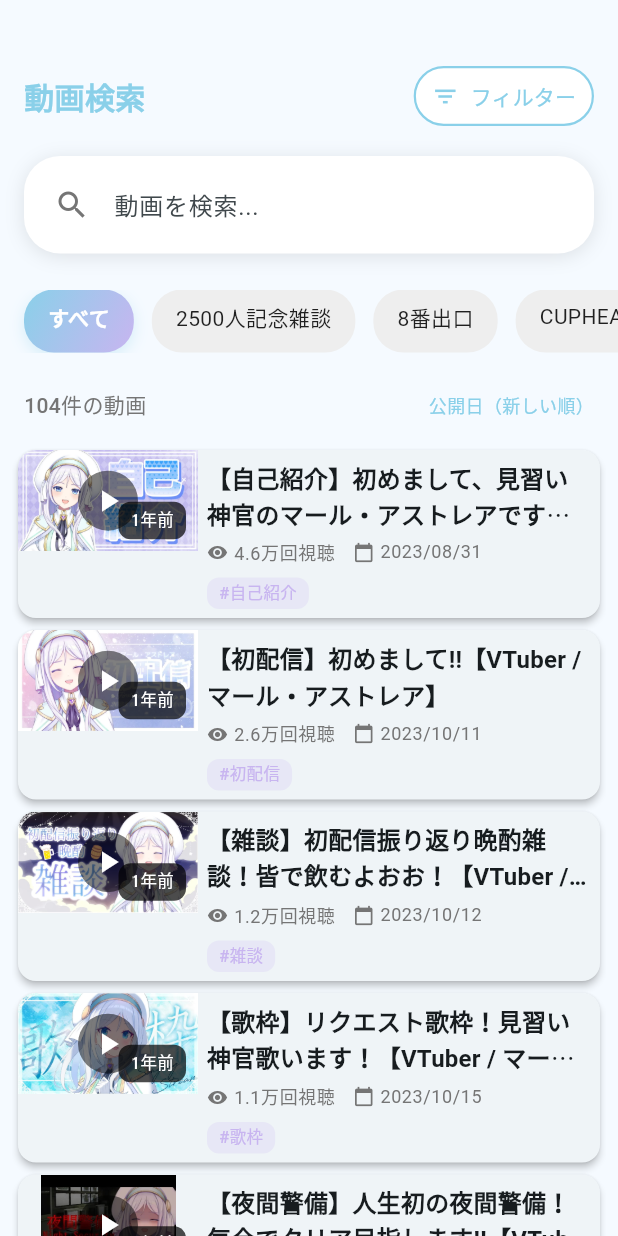
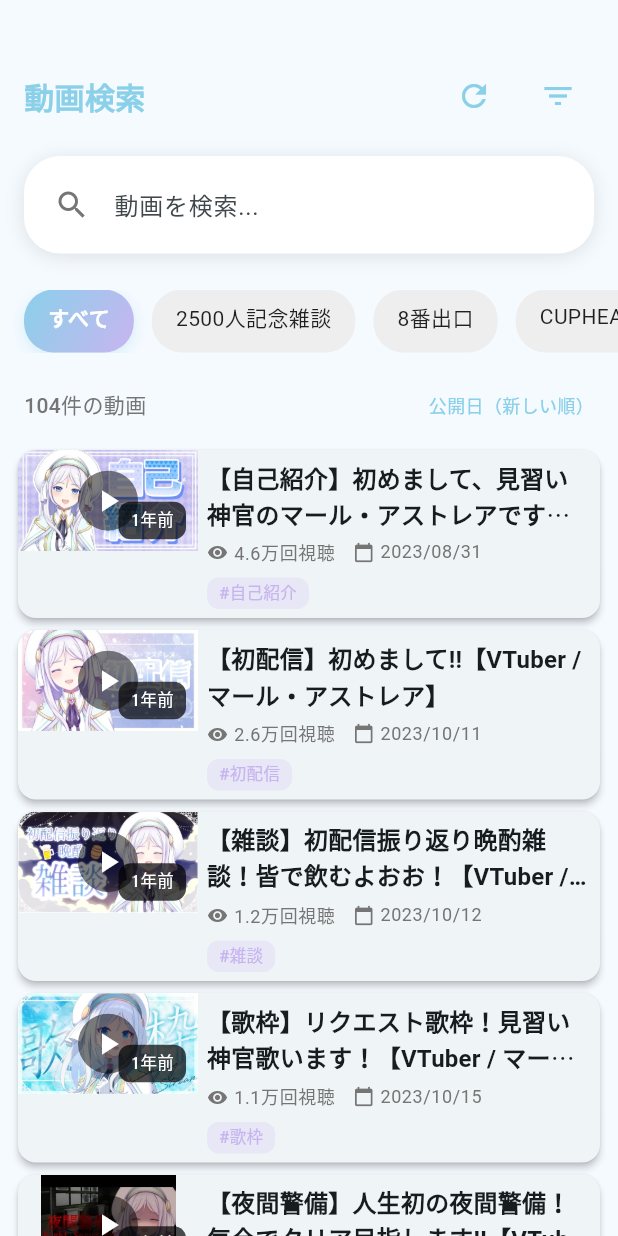
Before and after one commit to t1224-dev/marle_stream_history, a Flutter app: the SearchScreen screen opened directly, on a phone screen of 412 x 824 dp. Run offline on Flutter 3.47's test engine with Material 3 defaults, Android fonts, the light colour scheme and no system bars; our stand-ins replace csv, google_fonts, share_plus, shared_preferences, shimmer, sqflite and 1 more; missing offline and left inert: file_selector; accounts and stored records are empty.

Commit message:
feat: 検索リセット機能の追加とカテゴリスクローラーのスクロールコントローラーの実装

```diff
--- a/lib/presentation/screens/search/search_screen.dart
+++ b/lib/presentation/screens/search/search_screen.dart
@@ -85,6 +85,9 @@
   final FocusNode _searchFocusNode = FocusNode();
   bool _isSearchFocused = false;
 
+  // カテゴリスクローラー用のスクロールコントローラー
+  final ScrollController _categoryScrollController = ScrollController();
+
   // 全動画データをキャッシュ
   List<YoutubeVideo>? _allVideosCache;
 
@@ -128,6 +131,7 @@
   void dispose() {
     _searchController.dispose();
     _searchFocusNode.dispose();
+    _categoryScrollController.dispose();
 
     // お気に入りサービスのリスナーを削除
     if (_favoriteListenerAdded && _favoriteService != null) {
@@ -745,6 +749,46 @@
     );
   }
 
+  /// 検索とフィルタをリセットする
+  void _resetSearch() {
+    setState(() {
+      // 検索クエリをリセット
+      _searchQuery = '';
+      _searchController.clear();
+
+      // 選択カテゴリをリセット
+      _selectedCategory = null;
+
+      // ソート基準をデフォルトに戻す
+      _sortCriteria = SortCriteria.dateDesc;
+
+      // キャッシュをクリアして再読み込み
+      _allVideosCache = null;
+      _videosFuture = _getVideos();
+
+      // カテゴリスクローラーのスクロール位置を初期位置に戻す
+      if (_categoryScrollController.hasClients) {
+        _categoryScrollController.animateTo(
+          0,
+          duration: const Duration(milliseconds: 300),
+          curve: Curves.easeOut,
+        );
+      }
+
+      // リセットしたことをユーザーに通知
+      ScaffoldMessenger.of(context).showSnackBar(
+        SnackBar(
+          content: const Text('検索条件をリセットしました'),
+          duration: const Duration(seconds: 2),
+          behavior: SnackBarBehavior.floating,
+          backgroundColor: Theme.of(context).primaryColor,
+          shape: RoundedRectangleBorder(borderRadius: BorderRadius.circular(10)),
+          margin: const EdgeInsets.all(8),
+        ),
+      );
+    });
+  }
+
   @override
   Widget build(BuildContext context) {
     return Scaffold(
@@ -773,8 +817,52 @@
                       ),
                     ),
                     const Spacer(),
-                    // フィルターボタン
-                    OutlinedButton.icon(
+                    // リセットボタン（画面幅に応じて適応的に表示）
+                    LayoutBuilder(
+                      builder: (context, constraints) {
+                        // 利用可能な幅を取得
+                        final availableWidth = MediaQuery.of(context).size.width - 80; // ヘッダーの余白などを考慮
+                        final isNarrow = availableWidth < 360; // 狭い画面の判定基準
+
+                        return isNarrow
+                            ? IconButton(
+                                icon: const Icon(Icons.refresh),
+                                onPressed: _resetSearch,
+                                tooltip: 'リセット',
+                                color: Theme.of(context).primaryColor,
+                              )
+                            : OutlinedButton.icon(
+                                icon: const Icon(Icons.refresh),
+                                label: const Text('リセット'),
+                                onPressed: _resetSearch,
+                                style: OutlinedButton.styleFrom(
+                                  backgroundColor: Colors.white,
+                                  foregroundColor: Theme.of(context).primaryColor,
+                                  side: BorderSide(
+                                    color: Theme.of(context).primaryColor,
+                                    width: 1.5,
+                                  ),
+                                  shape: RoundedRectangleBorder(borderRadius: BorderRadius.circular(24)),
+                                  padding: const EdgeInsets.symmetric(horizontal: 12, vertical: 8),
+                                ),
+                              );
+                      },
+                    ),
+                    const SizedBox(width: 8),
+                    // フィルターボタン（画面幅に応じて適応的に表示）
+                    LayoutBuilder(
+                      builder: (context, constraints) {
+                        final availableWidth = MediaQuery.of(context).size.width - 80;
+                        final isNarrow = availableWidth < 360;
+
+                        return isNarrow
+                            ? IconButton(
+                                icon: const Icon(Icons.filter_list),
+                                onPressed: _toggleFilterExpansion,
+                                tooltip: 'フィルター',
+                                color: Theme.of(context).primaryColor,
+                              )
+                            : OutlinedButton.icon(
                                 icon: const Icon(Icons.filter_list),
                                 label: const Text('フィルター'),
                                 onPressed: _toggleFilterExpansion,
@@ -788,6 +876,8 @@
                                   shape: RoundedRectangleBorder(borderRadius: BorderRadius.circular(24)),
                                   padding: const EdgeInsets.symmetric(horizontal: 12, vertical: 8),
                                 ),
+                              );
+                      },
                     ),
                   ],
                 ),
@@ -821,6 +911,7 @@
                       child: CategoryScroller(
                         selectedCategory: _selectedCategory,
                         onCategorySelected: _handleCategorySelected,
+                        scrollController: _categoryScrollController,
                       ),
                     );
                   },
--- a/lib/presentation/widgets/category_scroller.dart
+++ b/lib/presentation/widgets/category_scroller.dart
@@ -14,12 +14,16 @@
   /// 事前に読み込まれたカテゴリリスト
   final List<String>? categories;
 
+  /// スクロールコントローラー
+  final ScrollController? scrollController;
+
   /// Constructor
   const CategoryScroller({
     super.key,
     this.onCategorySelected,
     this.selectedCategory,
     this.categories,
+    this.scrollController,
   });
 
   @override
@@ -145,6 +149,7 @@
       margin: const EdgeInsets.symmetric(vertical: 4),
       child: ListView.builder(
         scrollDirection: Axis.horizontal,
+        controller: widget.scrollController,
         padding: const EdgeInsets.symmetric(horizontal: 16),
         itemCount: _categories.length,
         itemBuilder: (context, index) {
```
Lines whose indentation alone changed are shown as unchanged.
